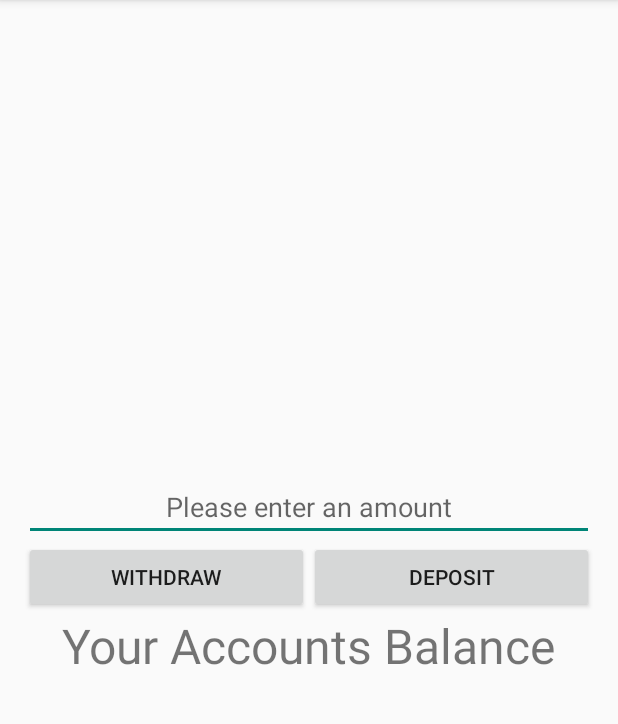
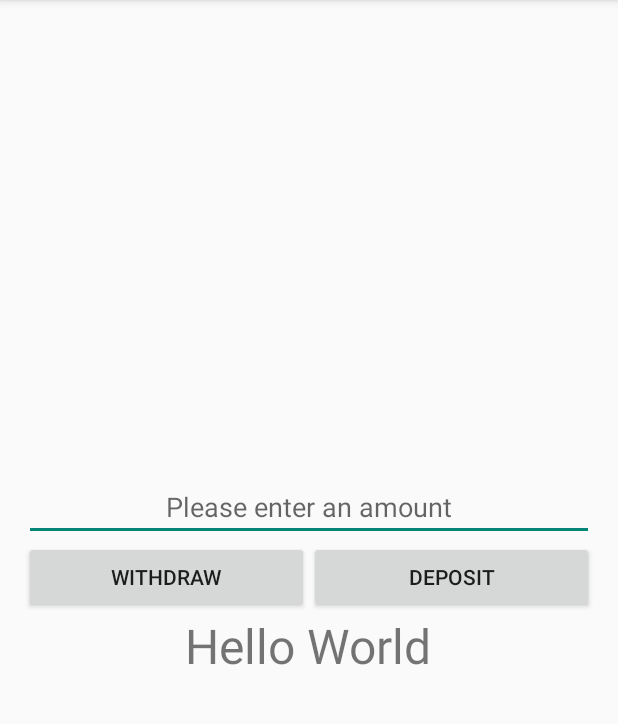
Before and after one commit to PaulJSmith/MyBank, an Android app: the screen it shows after launch (MainActivity), on a phone screen of 412 x 824 dp, the part 84-808 px from its top. Run offline under Robolectric (Android 15) with nearby library versions, the phone set to English and light mode, and no system bars.

```diff
--- a/app/src/main/java/com/example/iron/mybank/MainActivity.java
+++ b/app/src/main/java/com/example/iron/mybank/MainActivity.java
@@ -4,14 +4,25 @@ import android.support.v7.app.ActionBarActivity;
 import android.os.Bundle;
 import android.view.Menu;
 import android.view.MenuItem;
+import android.widget.Button;
+import android.widget.EditText;
+import android.widget.TextView;
 
 
 public class MainActivity extends ActionBarActivity {
+
+    EditText amountInput;
+    Button withdrawButton;
+    Button depositButton;
+    TextView amountDisplay;
 
     @Override
     protected void onCreate(Bundle savedInstanceState) {
         super.onCreate(savedInstanceState);
         setContentView(R.layout.activity_main);
+
+        amountDisplay = (TextView) findViewById(R.id.balance_display);
+        amountDisplay.setText("Hello World");
     }
 
 
--- a/app/src/main/res/layout/activity_main.xml
+++ b/app/src/main/res/layout/activity_main.xml
@@ -11,6 +11,7 @@
     tools:context=".MainActivity">
 
     <EditText
+        android:id="@+id/amount_input"
         android:gravity="center"
         android:layout_width="match_parent"
         android:layout_height="wrap_content"
@@ -21,12 +22,14 @@
         android:layout_height="wrap_content">
 
         <Button
+            android:id="@+id/button_withdraw"
             android:layout_width="0dp"
             android:layout_height="wrap_content"
             android:layout_weight="50"
             android:text="@string/withdraw" />
 
         <Button
+            android:id="@+id/button_deposit"
             android:layout_width="0dp"
             android:layout_height="wrap_content"
             android:layout_weight="50"
@@ -36,6 +39,7 @@
     </LinearLayout>
 
     <TextView
+        android:id="@+id/balance_display"
         android:textSize="32sp"
         android:layout_width="wrap_content"
         android:layout_height="wrap_content"
--- a/app/src/main/res/values/strings.xml
+++ b/app/src/main/res/values/strings.xml
@@ -2,7 +2,7 @@
     <string name="app_name">MyBank</string>
     <string name="withdraw">Withdraw</string>
     <string name="deposit">Deposit</string>
-    <string name="balance_placeholder">Your Account"s Balance</string>
+    <string name="balance_placeholder">Your Account\'s Balance</string>
 
     <string name="hello_world">Hello world!</string>
     <string name="action_settings">Settings</string>
```
